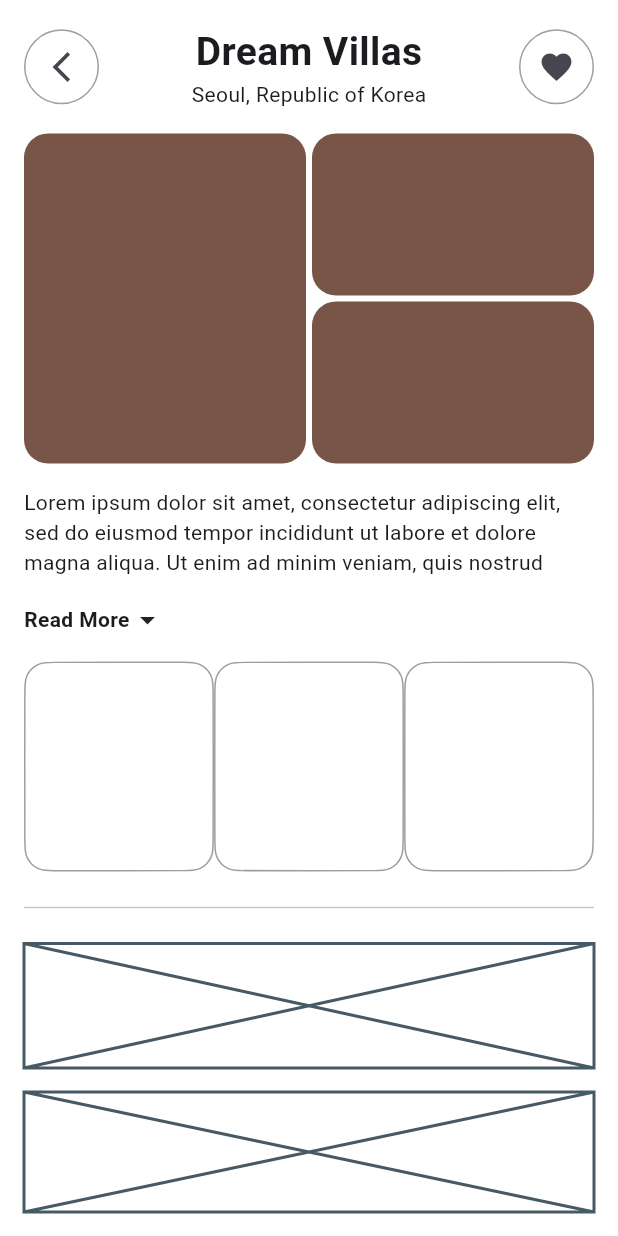
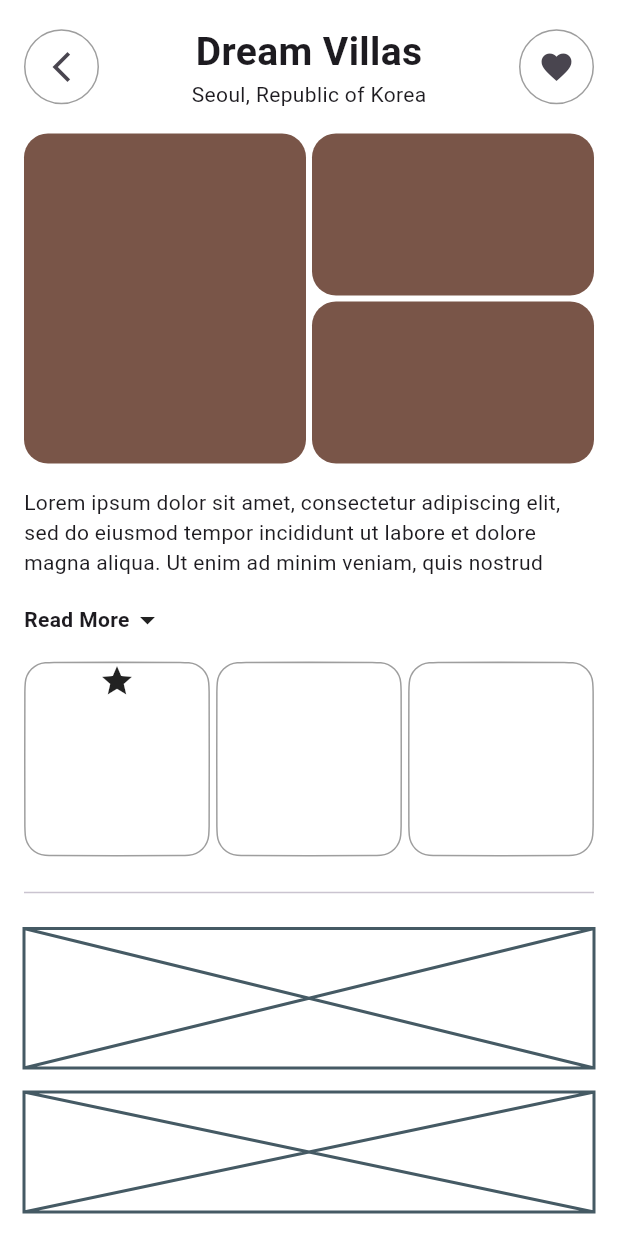
Before and after one commit to JAICHANGPARK/flutter_notebook_chapter_45, a Flutter app: the StayDetailPage screen opened directly, on a phone screen of 412 x 824 dp. Run offline on Flutter 3.47's test engine with Material 3 defaults, Android fonts, the phone set to English and light mode, and no system bars; our stand-ins replace gap, hugeicons, smooth_page_indicator.

Commit message:
Update stay_detail_page.dart

```diff
--- a/lib/ep2261_stay_booking_app/ui/detail/stay_detail_page.dart
+++ b/lib/ep2261_stay_booking_app/ui/detail/stay_detail_page.dart
@@ -118,8 +118,9 @@ class _StayDetailPageState extends State<StayDetailPage> {
                 ],
               ),
               Container(
-                height: 140,
+                height: 130,
                 child: Row(
+                  spacing: 4,
                   children: [
                     Expanded(
                       child: Container(
@@ -129,6 +130,7 @@ class _StayDetailPageState extends State<StayDetailPage> {
                             side: BorderSide(color: Colors.grey),
                           ),
                         ),
+                        child: Column(children: [Icon(Icons.star)]),
                       ),
                     ),
                     Expanded(
```
